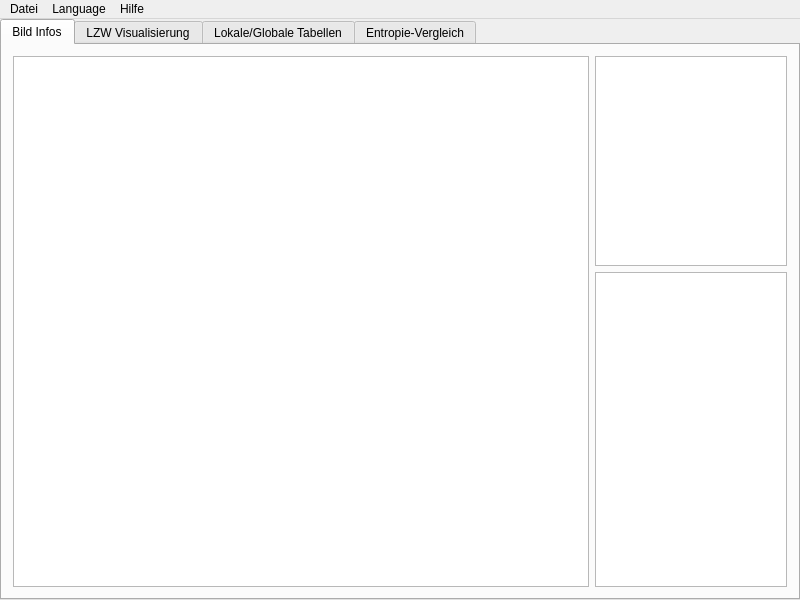
Before: the Qt Designer form src/gui/mainWindow.ui in Otrin/GIF-LZW, drawn with Qt 5.
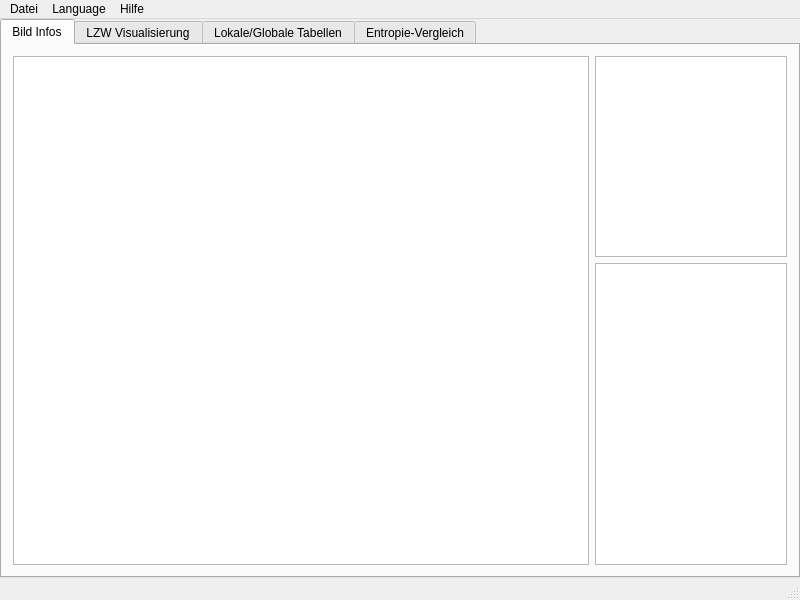
After: the same form once the commit is applied.

```diff
--- a/src/gui/mainWindow.ui
+++ b/src/gui/mainWindow.ui
@@ -289,6 +289,7 @@
    <addaction name="menuLanguage"/>
    <addaction name="menuHilfe"/>
   </widget>
+  <widget class="QStatusBar" name="statusBar"/>
   <action name="actionDatei_ffnen">
    <property name="text">
     <string>Datei öffnen...</string>
```
